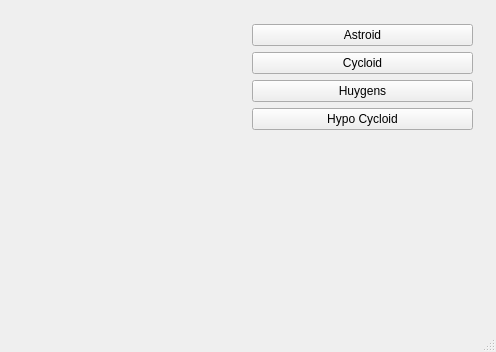
Before: the Qt Designer form qt-curves/mainwindow.ui in younux/qt-curves, drawn with Qt 5.
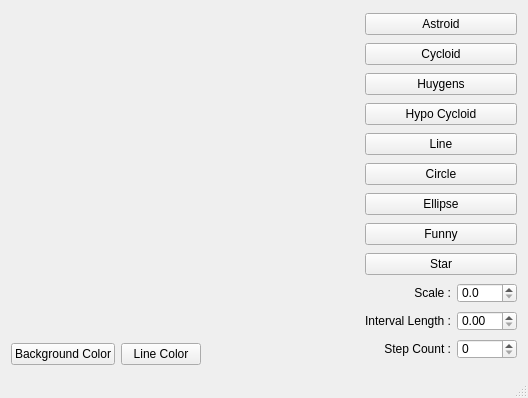
After: the same form once the commit is applied. Custom widgets are drawn as their Qt base class.

Commit message: Add drawing curves to the gui with different shapes. Add Background Color and Line color picker. Add widgets for choosing scale, length and step count

```diff
--- a/qt-curves/mainwindow.ui
+++ b/qt-curves/mainwindow.ui
@@ -6,28 +6,54 @@
    <rect>
     <x>0</x>
     <y>0</y>
-    <width>496</width>
-    <height>352</height>
+    <width>528</width>
+    <height>398</height>
    </rect>
   </property>
   <property name="windowTitle">
    <string>MainWindow</string>
   </property>
   <widget class="QWidget" name="centralWidget">
-   <widget class="QWidget" name="">
-    <property name="geometry">
-     <rect>
-      <x>13</x>
-      <y>13</y>
-      <width>471</width>
-      <height>301</height>
-     </rect>
-    </property>
-    <layout class="QHBoxLayout" name="horizontalLayout">
+   <layout class="QHBoxLayout" name="horizontalLayout_5">
+    <item>
+     <layout class="QVBoxLayout" name="verticalLayout_2">
      <item>
       <widget class="RenderArea" name="renderArea" native="true"/>
      </item>
      <item>
+       <layout class="QHBoxLayout" name="horizontalLayout_4">
+        <item>
+         <widget class="QPushButton" name="btnBackgroundColor">
+          <property name="text">
+           <string>Background Color</string>
+          </property>
+         </widget>
+        </item>
+        <item>
+         <widget class="QPushButton" name="btnLineColor">
+          <property name="text">
+           <string>Line Color</string>
+          </property>
+         </widget>
+        </item>
+        <item>
+         <spacer name="horizontalSpacer">
+          <property name="orientation">
+           <enum>Qt::Horizontal</enum>
+          </property>
+          <property name="sizeHint" stdset="0">
+           <size>
+            <width>68</width>
+            <height>20</height>
+           </size>
+          </property>
+         </spacer>
+        </item>
+       </layout>
+      </item>
+     </layout>
+    </item>
+    <item>
       <layout class="QVBoxLayout" name="verticalLayout">
        <item>
         <widget class="QPushButton" name="btnAstroid">
@@ -58,22 +84,151 @@
         </widget>
        </item>
        <item>
-        <spacer name="verticalSpacer">
-         <property name="orientation">
-          <enum>Qt::Vertical</enum>
-         </property>
-         <property name="sizeHint" stdset="0">
+       <widget class="QPushButton" name="btnLine">
+        <property name="text">
+         <string>Line</string>
+        </property>
+       </widget>
+      </item>
+      <item>
+       <widget class="QPushButton" name="btnCircle">
+        <property name="text">
+         <string>Circle</string>
+        </property>
+       </widget>
+      </item>
+      <item>
+       <widget class="QPushButton" name="btnEllipse">
+        <property name="text">
+         <string>Ellipse</string>
+        </property>
+       </widget>
+      </item>
+      <item>
+       <widget class="QPushButton" name="btnFunny">
+        <property name="text">
+         <string>Funny</string>
+        </property>
+       </widget>
+      </item>
+      <item>
+       <widget class="QPushButton" name="btnStar">
+        <property name="text">
+         <string>Star</string>
+        </property>
+       </widget>
+      </item>
+      <item>
+       <layout class="QHBoxLayout" name="horizontalLayout">
+        <item>
+         <widget class="QLabel" name="label">
+          <property name="text">
+           <string>Scale :</string>
+          </property>
+          <property name="alignment">
+           <set>Qt::AlignRight|Qt::AlignTrailing|Qt::AlignVCenter</set>
+          </property>
+         </widget>
+        </item>
+        <item>
+         <widget class="QDoubleSpinBox" name="spinScale">
+          <property name="minimumSize">
           <size>
-           <width>78</width>
-           <height>28</height>
-          </size>
-         </property>
-        </spacer>
+            <width>60</width>
+            <height>20</height>
+           </size>
+          </property>
+          <property name="maximumSize">
+           <size>
+            <width>60</width>
+            <height>20</height>
+           </size>
+          </property>
+          <property name="decimals">
+           <number>1</number>
+          </property>
+          <property name="singleStep">
+           <double>0.100000000000000</double>
+          </property>
+         </widget>
        </item>
       </layout>
      </item>
-    </layout>
-   </widget>
+      <item>
+       <layout class="QHBoxLayout" name="horizontalLayout_2">
+        <item>
+         <widget class="QLabel" name="label_2">
+          <property name="text">
+           <string>Interval Length :</string>
+          </property>
+          <property name="alignment">
+           <set>Qt::AlignRight|Qt::AlignTrailing|Qt::AlignVCenter</set>
+          </property>
+         </widget>
+        </item>
+        <item>
+         <widget class="QDoubleSpinBox" name="spinInterval">
+          <property name="minimumSize">
+           <size>
+            <width>60</width>
+            <height>20</height>
+           </size>
+          </property>
+          <property name="maximumSize">
+           <size>
+            <width>60</width>
+            <height>20</height>
+           </size>
+          </property>
+          <property name="decimals">
+           <number>2</number>
+          </property>
+          <property name="singleStep">
+           <double>0.100000000000000</double>
+          </property>
+         </widget>
+        </item>
+       </layout>
+      </item>
+      <item>
+       <layout class="QHBoxLayout" name="horizontalLayout_3">
+        <item>
+         <widget class="QLabel" name="label_3">
+          <property name="text">
+           <string>Step Count :</string>
+          </property>
+          <property name="alignment">
+           <set>Qt::AlignRight|Qt::AlignTrailing|Qt::AlignVCenter</set>
+          </property>
+         </widget>
+        </item>
+        <item>
+         <widget class="QSpinBox" name="spinCount">
+          <property name="minimumSize">
+           <size>
+            <width>60</width>
+            <height>20</height>
+           </size>
+          </property>
+          <property name="maximumSize">
+           <size>
+            <width>60</width>
+            <height>20</height>
+           </size>
+          </property>
+          <property name="maximum">
+           <number>512</number>
+          </property>
+          <property name="singleStep">
+           <number>8</number>
+          </property>
+         </widget>
+        </item>
+       </layout>
+      </item>
+     </layout>
+    </item>
+   </layout>
   </widget>
   <widget class="QStatusBar" name="statusBar"/>
  </widget>
```
Lines whose indentation alone changed are shown as unchanged. The commit also changes 22 other files.
